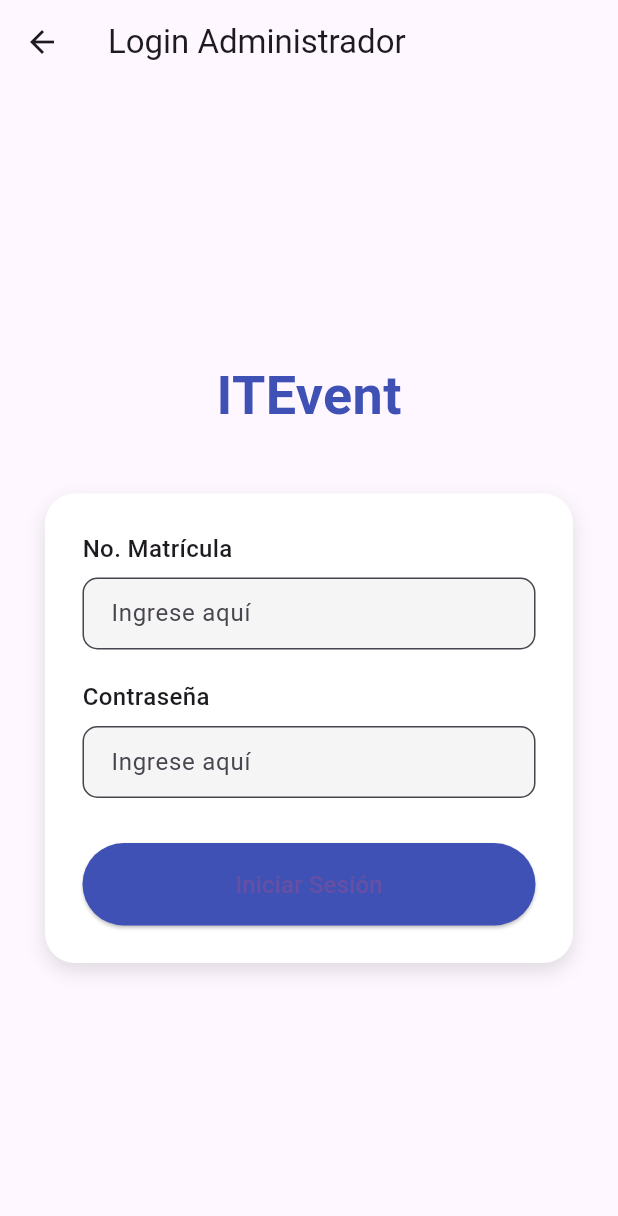
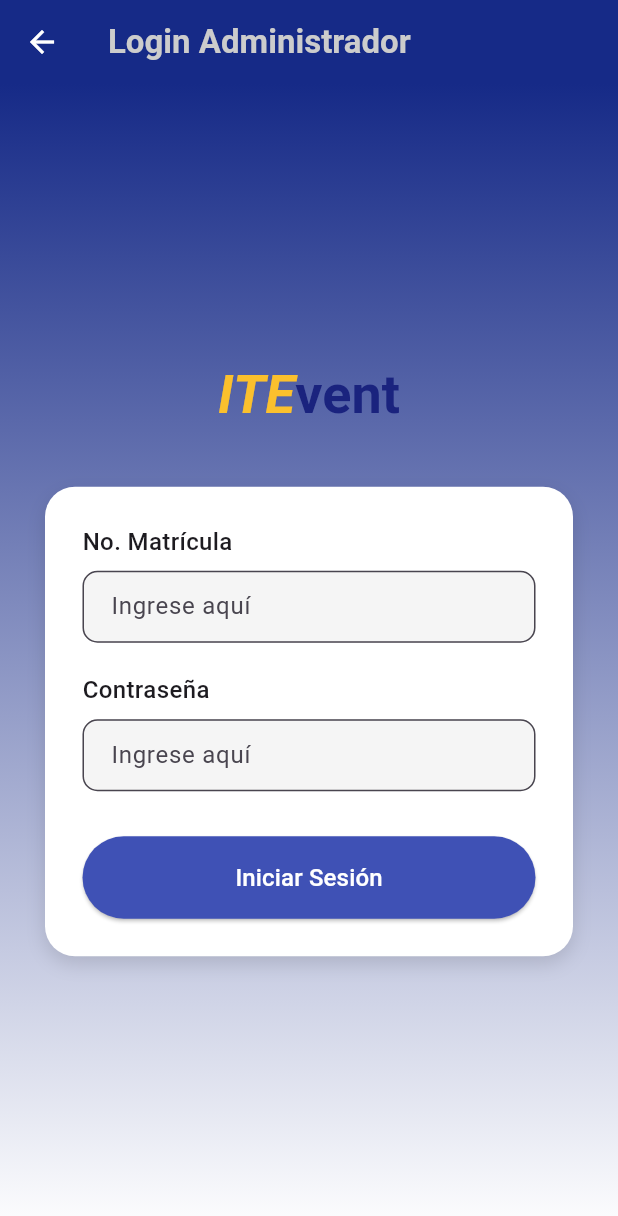
Before and after one commit to FABIANB3TANCOUR/ITEvent-supabase-, a Flutter app: the LoginAdminPage screen opened directly, on a phone screen of 412 x 824 dp. Shown: the top 1216 px of the screen. Run offline on Flutter 3.47's test engine with Material 3 defaults, Android fonts, the phone set to English and light mode, and no system bars; our stand-ins replace shared_preferences, supabase_flutter, table_calendar; accounts and stored records are empty.

Commit message:
colores modificados

```diff
--- a/lib/screens/admin/comunidad.dart
+++ b/lib/screens/admin/comunidad.dart
@@ -27,7 +27,7 @@ class _ComunidadScreenState extends State<ComunidadScreen> {
     return Scaffold(
       backgroundColor: Colors.grey[100],
       appBar: AppBar(
-        backgroundColor: const Color(0xFF3B5998),
+        backgroundColor: Colors.blue,
         leading: GestureDetector(
           onTap:
               () => Navigator.push(
--- a/lib/screens/admin/login_admin.dart
+++ b/lib/screens/admin/login_admin.dart
@@ -75,8 +75,38 @@ class _LoginAdminPageState extends State<LoginAdminPage> {
   @override
   Widget build(BuildContext context) {
     return Scaffold(
-      appBar: AppBar(title: const Text('Login Administrador')),
-      body: _loginForm(),
+      appBar: AppBar(
+        title: const Text(
+          'Login Administrador',
+          style: TextStyle(
+            color: Color.fromARGB(255, 204, 204, 204),
+            fontWeight: FontWeight.bold,
+          ),
+        ),
+        leading: Material(
+          color: Colors.transparent, // Para que respete el fondo del AppBar
+          child: InkWell(
+            borderRadius: BorderRadius.circular(30),
+            onTap: () => Navigator.pop(context),
+            child: const Padding(
+              padding: EdgeInsets.all(8.0),
+              child: Icon(Icons.arrow_back, color: Colors.white),
+            ),
+          ),
+        ),
+
+        backgroundColor: Color(0xFF162A87),
+      ),
+      body: Container(
+        decoration: const BoxDecoration(
+          gradient: LinearGradient(
+            begin: Alignment.topCenter,
+            end: Alignment.bottomCenter,
+            colors: [Color(0xFF162A87), Colors.white],
+          ),
+        ),
+        child: _loginForm(),
+      ),
     );
   }
 
@@ -86,12 +116,27 @@ class _LoginAdminPageState extends State<LoginAdminPage> {
         padding: const EdgeInsets.symmetric(horizontal: 30),
         child: Column(
           children: [
-            const Text(
-              'ITEvent',
-              style: TextStyle(
-                fontSize: 36,
-                fontWeight: FontWeight.bold,
-                color: Colors.indigo,
+            RichText(
+              text: TextSpan(
+                children: [
+                  TextSpan(
+                    text: 'ITE',
+                    style: TextStyle(
+                      fontSize: 36,
+                      fontStyle: FontStyle.italic,
+                      color: Colors.yellow[700],
+                      fontWeight: FontWeight.bold,
+                    ),
+                  ),
+                  TextSpan(
+                    text: 'vent',
+                    style: TextStyle(
+                      fontSize: 36,
+                      fontWeight: FontWeight.bold,
+                      color: Colors.indigo[900],
+                    ),
+                  ),
+                ],
               ),
             ),
             const SizedBox(height: 40),
@@ -175,7 +220,10 @@ class _LoginAdminPageState extends State<LoginAdminPage> {
                               )
                               : const Text(
                                 'Iniciar Sesión',
-                                style: TextStyle(fontSize: 16),
+                                style: TextStyle(
+                                  fontSize: 16,
+                                  color: Colors.white,
+                                ),
                               ),
                     ),
                   ),
--- a/lib/screens/admin/main.dart
+++ b/lib/screens/admin/main.dart
@@ -58,7 +58,7 @@ class _EventScreenState extends State<EventScreen> {
   Widget build(BuildContext context) {
     return Scaffold(
       appBar: AppBar(
-        backgroundColor: const Color(0xFF3B5998),
+        backgroundColor: Colors.blue,
         leading: GestureDetector(
           onTap:
               () => Navigator.push(
@@ -186,7 +186,7 @@ class _EventScreenState extends State<EventScreen> {
                     ),
                   );
                 },
-                child: const Icon(Icons.add),
+                child: const Icon(Icons.add, color: Colors.white),
               )
               : null,
       bottomNavigationBar: BottomNavigationBar(
--- a/lib/screens/admin/mensajes.dart
+++ b/lib/screens/admin/mensajes.dart
@@ -10,7 +10,7 @@ class MensajesScreen extends StatelessWidget {
   Widget build(BuildContext context) {
     return Scaffold(
       appBar: AppBar(
-        backgroundColor: const Color(0xFF3B5998),
+        backgroundColor: Colors.blue,
         leading: Stack(
           alignment: Alignment.topRight,
           children: [
--- a/lib/screens/admin/notificaciones.dart
+++ b/lib/screens/admin/notificaciones.dart
@@ -10,7 +10,7 @@ class NotificationsScreen extends StatelessWidget {
   Widget build(BuildContext context) {
     return Scaffold(
       appBar: AppBar(
-        backgroundColor: const Color(0xFF3B5998), // Azul
+        backgroundColor: Colors.blue, // Azul
         leading: Stack(
           alignment: Alignment.topRight,
           children: [
--- a/lib/screens/admin/perfil_asistente.dart
+++ b/lib/screens/admin/perfil_asistente.dart
@@ -61,7 +61,7 @@ class _PerfilUsuarioPageState extends State<PerfilUsuarioPage> {
     return Scaffold(
       backgroundColor: Colors.white,
       appBar: AppBar(
-        backgroundColor: const Color(0xFF3B5998),
+        backgroundColor: Colors.blue,
         title: Text(
           fullName.isEmpty ? 'Perfil' : fullName,
           style: const TextStyle(fontWeight: FontWeight.bold),
```
Also changed, not shown: lib/screens/admin/event_detail.dart (+10 -3 lines), lib/screens/type_logins.dart (+16 -5 lines).
